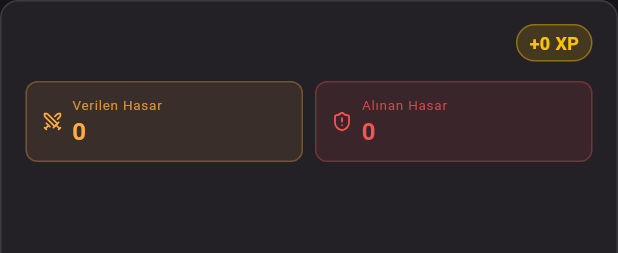
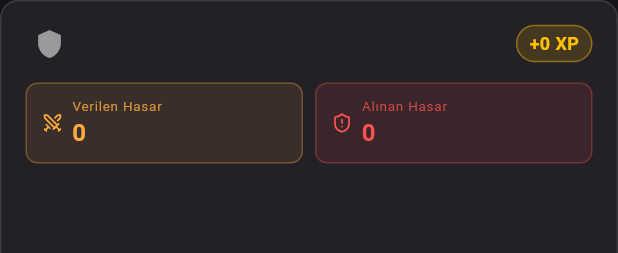
Before and after one commit to murattarslan-dev/kam, a Flutter app: the _HeroStatCard widget shown alone on an empty page, opened directly with empty values, on a phone screen of 412 x 824 dp. Shown: the top 253 px of the screen. Run offline on Flutter 3.47's test engine with Material 3 defaults, Android fonts, the phone set to English and light mode, and no system bars; our stand-ins replace cloud_firestore, firebase_auth, firebase_core, flutter_bloc, get_it, go_router and 1 more; accounts and stored records are empty; network calls fail.

Commit message:
feat: add hero character images and update Firestore imageUrls to GitHub Pages static assets

```diff
--- a/lib/feature/battle/domain/entities/hero_entities.dart
+++ b/lib/feature/battle/domain/entities/hero_entities.dart
@@ -351,7 +351,7 @@ class HeroCardEntity {
       health: maxHealth,
       attackPower: map['atk'] as int? ?? 10,
       defensePower: map['def'] as int? ?? 5,
-      imageUrl: map['imageUrl'] as String? ?? '🎴',
+      imageUrl: map['imageUrl'] as String? ?? '',
       kut: 0,
       bonusAttack: 0,
       bonusDefense: 0,
--- a/lib/feature/battle/presentation/pages/battle_screen.dart
+++ b/lib/feature/battle/presentation/pages/battle_screen.dart
@@ -661,7 +661,18 @@ class _HeroStatCard extends StatelessWidget {
         children: [
           Row(
             children: [
-              Text(hero.imageUrl, style: const TextStyle(fontSize: 22)),
+              SizedBox(
+                width: 32, height: 32,
+                child: hero.imageUrl.isNotEmpty
+                    ? ClipOval(
+                        child: Image.network(
+                          hero.imageUrl,
+                          fit: BoxFit.cover,
+                          errorBuilder: (_, __, ___) => const Icon(Icons.shield, size: 20, color: Colors.white54),
+                        ),
+                      )
+                    : const Icon(Icons.shield, size: 20, color: Colors.white54),
+              ),
               const SizedBox(width: 10),
               Expanded(
                 child: Row(
```
Also changed, not shown: lib/feature/admin/presentation/pages/hero_admin_screen.dart (+13 -0 lines), lib/feature/battle/presentation/widgets/card_widget.dart (+39 -9 lines), 30 other files.
